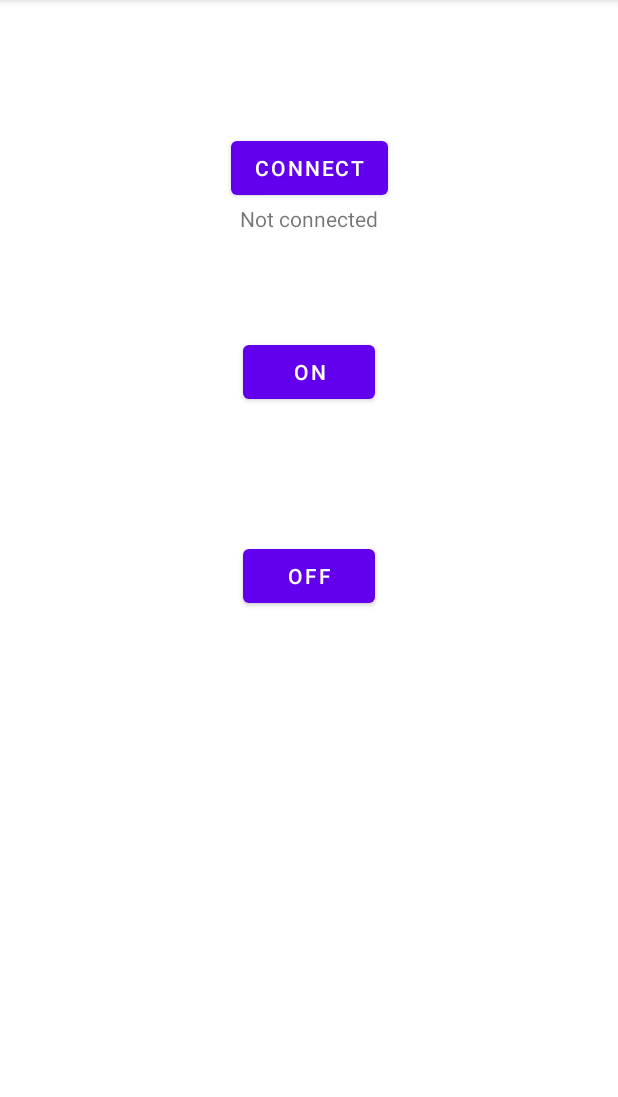
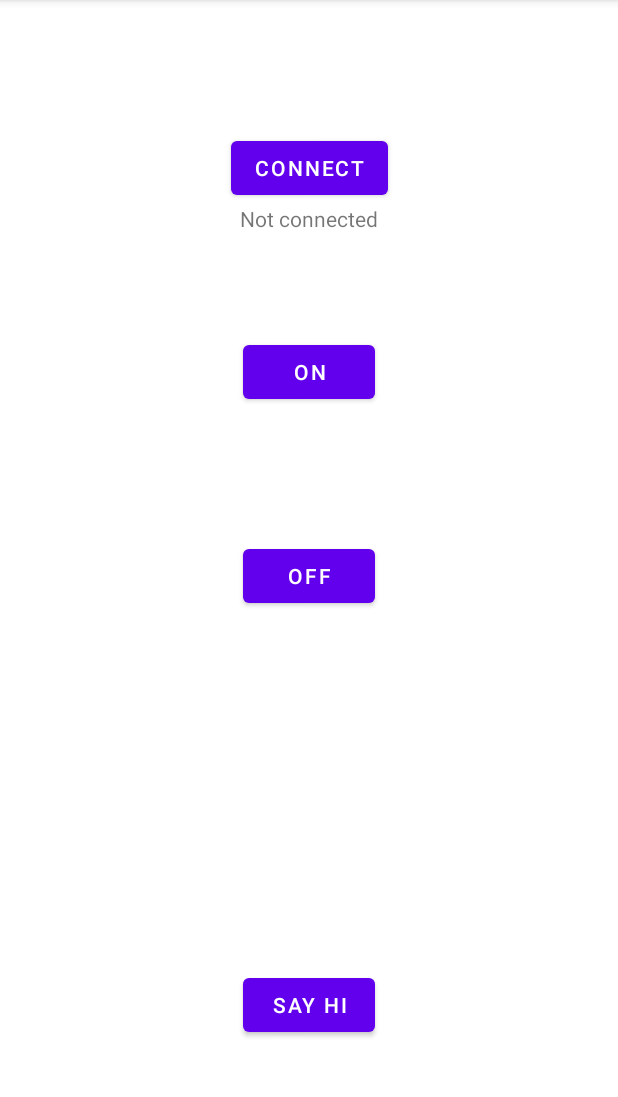
Before and after one commit to OlahRolandDenis/FloareaSusRasareAndroid, an Android app built with Jetpack Compose: the screen it shows after launch (MainActivity), on a phone screen of 412 x 824 dp, the part 84-1181 px from its top. Run offline under Robolectric (Android 15) with nearby library versions, the phone set to English and light mode, and no system bars; libraries missing offline, so code that uses them is left out: org.java_websocket.client, org.java_websocket.handshake.

Commit message:
get data from raspberry and display it in a textView

```diff
--- a/app/src/main/java/com/example/testwifi3/MainActivity.java
+++ b/app/src/main/java/com/example/testwifi3/MainActivity.java
@@ -24,15 +24,16 @@ import android.widget.TextView;
 
 import org.java_websocket.client.WebSocketClient;
 import org.java_websocket.handshake.ServerHandshake;
+import org.w3c.dom.Text;
 
 import java.net.URI;
 import java.net.URISyntaxException;
 public class MainActivity extends AppCompatActivity {
-    private static final String SERVER_IP = "192.168.1.9"; // Replace with the IP address of your Raspberry Pi Pico board
+    private static final String SERVER_IP = "192.168.52.177"; // Replace with the IP address of your Raspberry Pi Pico board
     private static final int SERVER_PORT = 80; // Replace with the port number used by the Python code
 
-    private Button btnOn, btnOff, btnConnect;
-    private TextView lbl_connect;
+    private Button btnOn, btnOff, btnConnect, btnSayHi;
+    private TextView lbl_connect, params_text_view;
 
     Socket socket = null;
     PrintWriter out = null;
@@ -45,8 +46,11 @@ public class MainActivity extends AppCompatActivity {
 
         btnOn = (Button) findViewById(R.id.btn_on);
         btnOff = (Button) findViewById(R.id.btn_off);
+        btnSayHi = ( Button ) findViewById(R.id.btn_sayHi);
         btnConnect = (Button) findViewById(R.id.btn_connect);
         lbl_connect = (TextView) findViewById(R.id.lbl_connect);
+
+        params_text_view = (TextView) findViewById(R.id.paramsTextView);
 
         btnConnect.setOnClickListener(v -> {
             if ( socket == null ) {
@@ -71,6 +75,14 @@ public class MainActivity extends AppCompatActivity {
             public void onClick(View v) {
                 new SendCommandTask().execute("0");
                 Log.i( "TAG"," trimis 0");
+            }
+        });
+
+        btnSayHi.setOnClickListener(new View.OnClickListener() {
+            @Override
+            public void onClick( View v  ) {
+                new SendCommandTask().execute("sayHi");
+                Log.i("COMMAND_TASK", "trimis somanda pt sayHi :D");
             }
         });
     }
@@ -151,10 +163,13 @@ public class MainActivity extends AppCompatActivity {
             }
 
             String response = null;
+            String resposes[] = {};
+
             try {
                 String message = params[0];
                 out.println(message);
                 response = in.readLine();
+                params_text_view.setText(response);
                 Log.i( "RESPONSE_TAG",response);
             } catch (Exception e) {
                 Log.i( "ERROR_TAG", e.toString());
--- a/app/src/main/res/layout/activity_main.xml
+++ b/app/src/main/res/layout/activity_main.xml
@@ -46,4 +46,26 @@
         app:layout_constraintStart_toStartOf="parent"
         app:layout_constraintTop_toTopOf="parent"
          />
+
+    <TextView
+        android:id="@+id/paramsTextView"
+        android:layout_width="351dp"
+        android:layout_height="0dp"
+        android:text=""
+        app:layout_constraintBottom_toTopOf="@+id/btn_sayHi"
+        app:layout_constraintEnd_toEndOf="parent"
+        app:layout_constraintStart_toStartOf="parent"
+        app:layout_constraintTop_toBottomOf="@+id/btn_off" />
+
+    <Button
+        android:id="@+id/btn_sayHi"
+        android:layout_width="wrap_content"
+        android:layout_height="wrap_content"
+        android:text="say hi"
+        app:layout_constraintBottom_toBottomOf="parent"
+        app:layout_constraintEnd_toEndOf="parent"
+        app:layout_constraintHorizontal_bias="0.501"
+        app:layout_constraintStart_toStartOf="parent"
+        app:layout_constraintTop_toBottomOf="@+id/btn_off"
+        app:layout_constraintVertical_bias="0.762" />
 </androidx.constraintlayout.widget.ConstraintLayout>
--- a/app/src/main/res/values/strings.xml
+++ b/app/src/main/res/values/strings.xml
@@ -1,3 +1,4 @@
 <resources>
     <string name="app_name">Floarea FLorilor</string>
+    <string name="title_activity_test_compose">TestComposeActivity</string>
 </resources>
```
Also changed, not shown: app/build.gradle (+24 -1 lines), app/src/main/AndroidManifest.xml (+8 -3 lines), app/src/main/java/com/example/testwifi3/ui/theme/Color.kt (added, +11 -0 lines), app/src/main/java/com/example/testwifi3/ui/theme/Theme.kt (added, +68 -0 lines), app/src/main/java/com/example/testwifi3/ui/theme/Type.kt (added, +34 -0 lines), build.gradle (+6 -1 lines).
